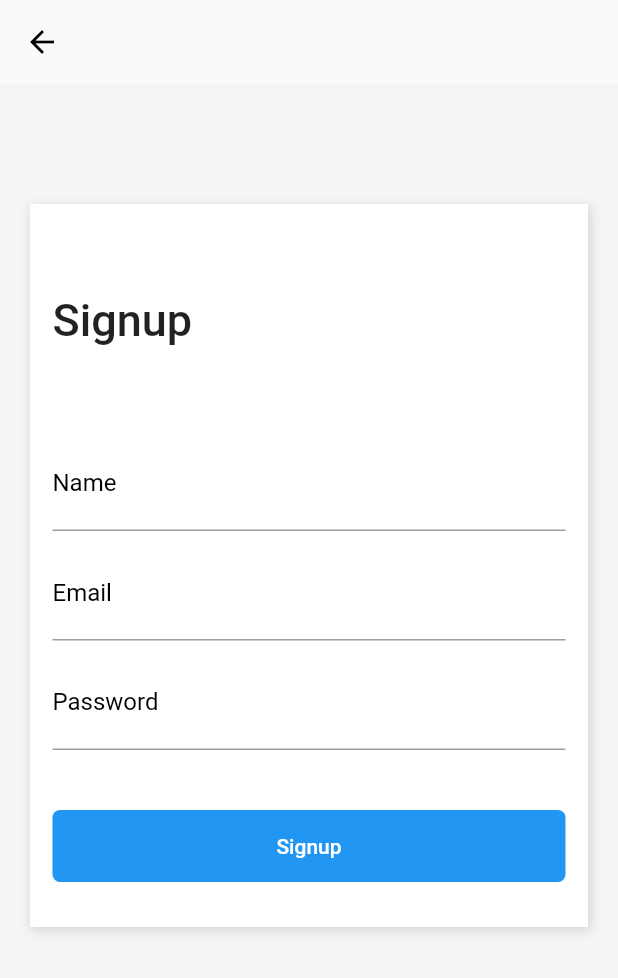
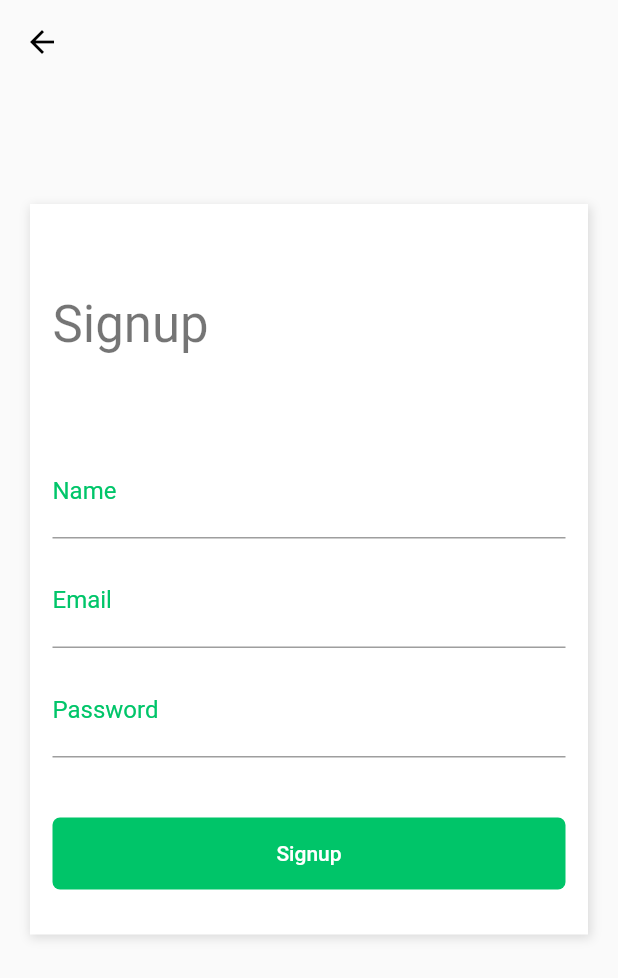
Before and after one commit to oliversieto/shopping_flutter, a Flutter app: the SignupPage screen opened directly, on a phone screen of 412 x 824 dp. Shown: the top 978 px of the screen. Run offline on Flutter 3.47's test engine with Material 2 defaults, Android fonts, the phone set to English and light mode, and no system bars.

Commit message:
refactor: aplicação do tema

```diff
--- a/lib/pages/signup.page.dart
+++ b/lib/pages/signup.page.dart
@@ -10,7 +10,6 @@ class SignupPage extends StatelessWidget {
       ),
       body: SingleChildScrollView(
         child: Container(
-          color: Color(0xFFF5F5F5),
           padding: EdgeInsets.fromLTRB(
             20,
             80,
@@ -42,10 +41,7 @@ class SignupPage extends StatelessWidget {
                     children: [
                       Text(
                         "Signup",
-                        style: TextStyle(
-                          fontSize: 30,
-                          fontWeight: FontWeight.w500,
-                        ),
+                        style: Theme.of(context).textTheme.headline4,
                       ),
                       SizedBox(
                         height: 60,
@@ -56,7 +52,7 @@ class SignupPage extends StatelessWidget {
                         decoration: InputDecoration(
                           labelText: "Name",
                           labelStyle: TextStyle(
-                            color: Colors.black,
+                            color: Theme.of(context).primaryColor,
                             fontWeight: FontWeight.w400,
                             fontSize: 16,
                           ),
@@ -74,7 +70,7 @@ class SignupPage extends StatelessWidget {
                         decoration: InputDecoration(
                           labelText: "Email",
                           labelStyle: TextStyle(
-                            color: Colors.black,
+                            color: Theme.of(context).primaryColor,
                             fontWeight: FontWeight.w400,
                             fontSize: 16,
                           ),
@@ -93,7 +89,7 @@ class SignupPage extends StatelessWidget {
                         decoration: InputDecoration(
                           labelText: "Password",
                           labelStyle: TextStyle(
-                            color: Colors.black,
+                            color: Theme.of(context).primaryColor,
                             fontWeight: FontWeight.w400,
                             fontSize: 16,
                           ),
@@ -108,7 +104,7 @@ class SignupPage extends StatelessWidget {
                       Container(
                         width: double.infinity,
                         decoration: BoxDecoration(
-                          color: Colors.blue,
+                          color: Theme.of(context).primaryColor,
                           borderRadius: BorderRadius.all(
                             Radius.circular(5),
                           ),
```
